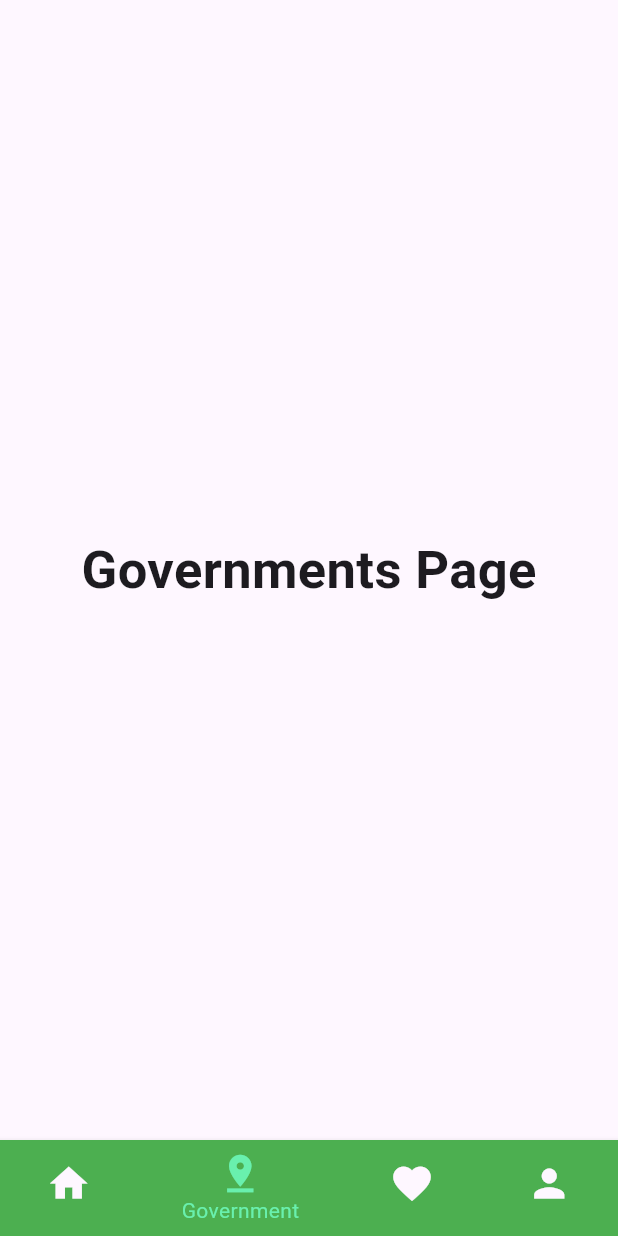
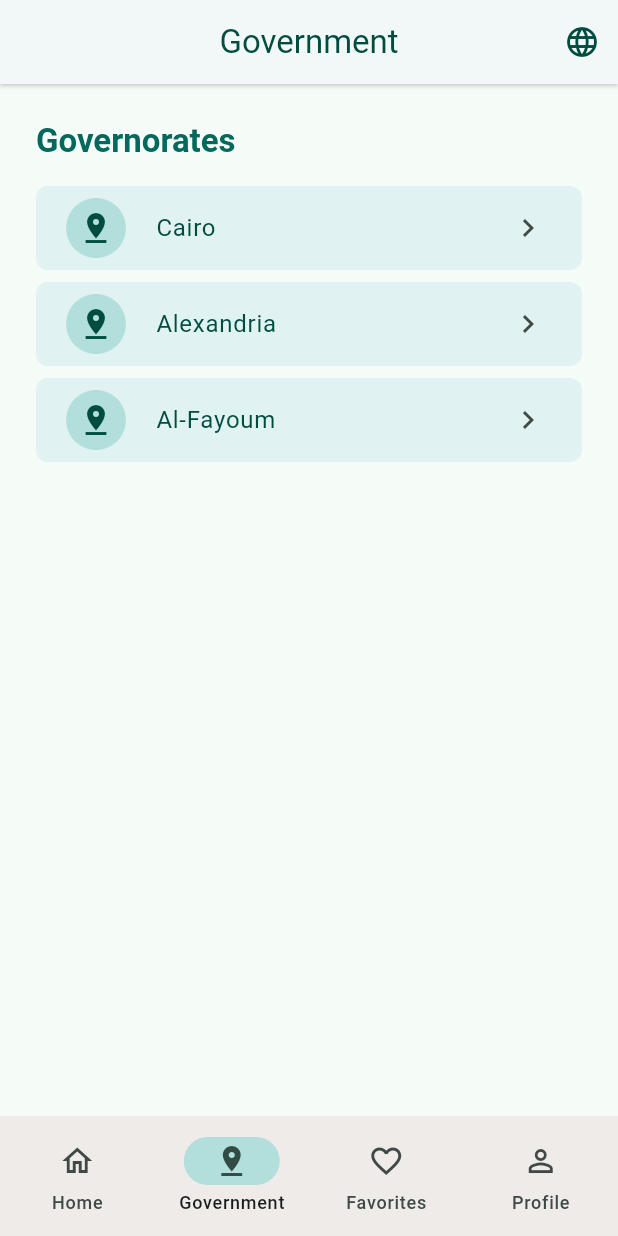
Before and after one commit to Sprints-Flutter-Bootcamp-Projects/Tourist-Guide-App-for-Egypt, a Flutter app: the screen it shows after launch, item 2 of the bottom bar chosen, on a phone screen of 412 x 824 dp. Run offline on Flutter 3.47's test engine with Material 3 defaults, Android fonts, the phone set to English and light mode, and no system bars; our stand-ins replace easy_localization.

Commit message:
government  pages and landmark with data, themes, bottom navbar

```diff
--- a/assets/translations/en.json
+++ b/assets/translations/en.json
@@ -7,5 +7,29 @@
     "full_name": "Full Name",
     "home_page": "Home Page",
     "suggested_places": "Suggested Places",
-    "popular_places": "Popular Places"
+    "popular_places": "Popular Places",
+    "government": "Government",
+    "governorates": "Governorates",
+    "landmarks": "Landmarks",
+    "cairo": "Cairo",
+    "alexandria": "Alexandria",
+    "al_fayoum": "Al-Fayoum",
+    "cairo_tower": "Cairo Tower",
+    "cairo_tower_description": "A free-standing concrete tower in Cairo, Egypt.",
+    "cairo_tower_location": "Tahrir Square, Cairo, Egypt",
+    "egyptian_museum": "The Egyptian Museum",
+    "egyptian_museum_description": "One of the largest and most famous museums in the world.",
+    "egyptian_museum_location": "Tahrir Square, Cairo, Egypt",
+    "bibliotheca_alexandrina": "Bibliotheca Alexandrina",
+    "bibliotheca_alexandrina_description": "A major library and cultural center located on the shore of the Mediterranean Sea.",
+    "bibliotheca_alexandrina_location": "El Shatby, Alexandria, Egypt",
+    "qaitbey_fortress": "The Qaitbey Fortress",
+    "qaitbey_fortress_description": "A 15th-century defensive fortress located on the Mediterranean sea coast.",
+    "qaitbey_fortress_location": "Alexandria, Egypt",
+    "wadi_el_rayan": "Wadi El Rayan",
+    "wadi_el_rayan_description": "A unique nature protectorate in the Western Desert of Egypt.",
+    "wadi_el_rayan_location": "Faiyum Governorate, Egypt",
+    "lake_qaron": "Lake Qaron",
+    "lake_qaron_description": "One of the largest natural lakes in Egypt.",
+    "lake_qaron_location": "Faiyum Governorate, Egypt"
 }
--- /dev/null
+++ b/lib/data/gov_data.dart
@@ -0,0 +1,57 @@
+import 'package:easy_localization/easy_localization.dart';
+
+List<Map<String, dynamic>> govData = [
+  {
+    "governorate": tr('cairo'),
+    "landmarks": [
+      {
+        "name": tr('cairo_tower'),
+        "description": tr('cairo_tower_description'),
+        "image": "https://www.egypttoursportal.com/images/2021/04/Cairo-Tower-Egypt-Tours-Portal-1.jpg",
+        "location": tr('cairo_tower_location'),
+      },
+      {
+        "name": tr('egyptian_museum'),
+        "description":
+            tr('egyptian_museum_description'),
+        "image": "https://egyptianstreets.com/wp-content/uploads/2021/04/museum2.jpg",
+        "location": tr('egyptian_museum_location'),
+      }
+    ]
+  },
+  {
+    "governorate": tr('alexandria'),
+    "landmarks": [
+      {
+        "name": tr('bibliotheca_alexandrina'),
+        "description":
+            tr('bibliotheca_alexandrina_description'),
+        "image": "https://www.cascadianabroad.com/wp-content/uploads/2016/11/featured-image.jpg",
+        "location": tr('bibliotheca_alexandrina_location'),
+      },
+      {
+        "name": tr('qaitbey_fortress'),
+        "description":tr('qaitbey_fortress_description'),
+        "image": "https://www.luxorandaswan.com/images/16586178660Citadel-Of-Qaitbay.jpg",
+        "location": tr('qaitbey_fortress_location'),
+      }
+    ]
+  },
+  {
+    "governorate": tr('al_fayoum'),
+    "landmarks": [
+      {
+        "name": tr('wadi_el_rayan'),
+        "description":tr('wadi_el_rayan_description'),
+        "image":"https://holidaytours.one/wp-content/uploads/2020/09/fayoum.jpg",
+        "location": tr('wadi_el_rayan_location'),
+      },
+      {
+        "name": tr('lake_qaron'),
+        "description": tr('lake_qaron_description'),
+        "image": "https://medomed.org/wp-content/uploads/2017/06/Fayoum-egypt.jpg",
+        "location": tr('lake_qaron_location'),
+      }
+    ]
+  }
+];
--- a/lib/my_app.dart
+++ b/lib/my_app.dart
@@ -13,7 +13,7 @@ class MyApp extends StatelessWidget {
       debugShowCheckedModeBanner: false,
       title: 'Egypt Tourist Guide',
       theme: ThemeData(
-        colorScheme: ColorScheme.fromSeed(seedColor: Colors.deepPurple),
+        colorScheme: ColorScheme.fromSeed(seedColor: Colors.teal.shade900),
         useMaterial3: true,
       ),
       localizationsDelegates: context.localizationDelegates,
--- a/lib/nav_bar.dart
+++ b/lib/nav_bar.dart
@@ -1,4 +1,5 @@
 import 'package:flutter/material.dart';
+import 'package:tourist_guide/views/government/government_page.dart';
 import 'package:tourist_guide/views/home/home_page.dart';
 
 class MyNavigationBar extends StatefulWidget {
@@ -10,10 +11,10 @@ class MyNavigationBar extends StatefulWidget {
 
 class _MyNavigationBarState extends State<MyNavigationBar> {
   int _selectedIndex = 0;
+  final PageController pageController = PageController();
   static const List<Widget> _widgetOptions = <Widget>[
     HomePage(title: "Home Page"),
-    Text('Governments Page',
-        style: TextStyle(fontSize: 35, fontWeight: FontWeight.bold)),
+    GovernmentPage(),
     Text('Favorites Page',
         style: TextStyle(fontSize: 35, fontWeight: FontWeight.bold)),
     Text('Profile Page',
@@ -24,39 +25,50 @@ class _MyNavigationBarState extends State<MyNavigationBar> {
     setState(() {
       _selectedIndex = index;
     });
+    pageController.jumpToPage(index);
   }
 
   @override
   Widget build(BuildContext context) {
     return Scaffold(
-      body: Center(
-        child: _widgetOptions.elementAt(_selectedIndex),
-      ),
-      bottomNavigationBar: BottomNavigationBar(
-          items: const <BottomNavigationBarItem>[
-            BottomNavigationBarItem(
-              icon: Icon(Icons.home),
+      body: PageView(
+          children: _widgetOptions,
+          controller: pageController,
+          onPageChanged: (index) {
+            setState(() {
+              _selectedIndex = index;
+            });
+          }),
+      //bottom nav bar from material package
+      // https://api.flutter.dev/flutter/material/NavigationBar-class.html
+
+      bottomNavigationBar: NavigationBar(
+          backgroundColor: Colors.brown[50],
+          indicatorColor: Colors.teal[100],
+          selectedIndex: _selectedIndex,
+          onDestinationSelected: _onItemTapped,
+          destinations: const [
+            NavigationDestination(
+              icon: Icon(Icons.home_outlined),
+              selectedIcon: Icon(Icons.home),
               label: 'Home',
-              backgroundColor: Colors.green,
             ),
-            BottomNavigationBarItem(
-              icon: Icon(Icons.pin_drop),
+            NavigationDestination(
+              icon: Icon(Icons.pin_drop_outlined),
+              selectedIcon: Icon(Icons.pin_drop),
               label: 'Government',
             ),
-            BottomNavigationBarItem(
-              icon: Icon(Icons.favorite),
-              label: 'Fav',
+            NavigationDestination(
+              icon: Icon(Icons.favorite_outline),
+              selectedIcon: Icon(Icons.favorite),
+              label: 'Favorites',
             ),
-            BottomNavigationBarItem(
-              icon: Icon(Icons.person),
+            NavigationDestination(
+              icon: Icon(Icons.person_outline),
+              selectedIcon: Icon(Icons.person),
               label: 'Profile',
             ),
           ],
-          type: BottomNavigationBarType.shifting,
-          currentIndex: _selectedIndex,
-          selectedItemColor: Colors.greenAccent,
-          iconSize: 30,
-          onTap: _onItemTapped,
           elevation: 3),
     );
   }
--- /dev/null
+++ b/lib/views/government/government_page.dart
@@ -0,0 +1,85 @@
+import 'package:easy_localization/easy_localization.dart';
+import 'package:flutter/material.dart';
+import 'package:tourist_guide/data/gov_data.dart';
+import '../../widgets/app_bar.dart';
+import '../../widgets/governorate_list_tile.dart';
+import 'landmark_page.dart';
+
+class GovernmentPage extends StatelessWidget {
+  const GovernmentPage({super.key});
+
+  @override
+  Widget build(BuildContext context) {
+    // nested routing to navigate to the LandmarkPage and keep the GovernmentPage in the stack
+    // and also to keep the bottom nav bar visible in the LandmarkPage
+
+    return Navigator(
+      onGenerateRoute: (RouteSettings settings) {
+        WidgetBuilder builder;
+        switch (settings.name) {
+          case '/':
+            builder = (BuildContext _) => const GovernmentListPage();
+            break;
+          case '/landmark':
+            final args = settings.arguments as Map<String, dynamic>;
+            builder = (BuildContext _) => LandmarkPage(
+                  governorateName: args['governorateName'],
+                  landmarks: args['landmarks'],
+                );
+            break;
+          default:
+            throw Exception('Invalid route: ${settings.name}');
+        }
+        return MaterialPageRoute(builder: builder, settings: settings);
+      },
+    );
+  }
+}
+
+class GovernmentListPage extends StatelessWidget {
+  const GovernmentListPage({super.key});
+
+  @override
+  Widget build(BuildContext context) {
+    return Scaffold(
+      appBar: PagesAppBar(context, tr('government')),
+      body: Padding(
+        padding: const EdgeInsets.symmetric(horizontal: 24.0),
+        child: Column(
+          mainAxisAlignment: MainAxisAlignment.start,
+          crossAxisAlignment: CrossAxisAlignment.start,
+          children: [
+            const SizedBox(height: 24),
+            Text(
+              tr('governorates'),
+              style: Theme.of(context).textTheme.titleLarge!.copyWith(
+                    color: Colors.teal[800],
+                    fontWeight: FontWeight.bold,
+                  ),
+            ),
+            const SizedBox(height: 16),
+            Expanded(
+              child: ListView.separated(
+                separatorBuilder: (BuildContext context, int index) {
+                  return const SizedBox(height: 8);
+                },
+                itemCount: govData.length,
+                itemBuilder: (BuildContext context, int index) {
+                  return GovernorateListTile(
+                    goverorateName: govData[index]['governorate'],
+                    onTap: () {
+                      Navigator.pushNamed(context, '/landmark', arguments: {
+                        'governorateName': govData[index]['governorate'],
+                        'landmarks': govData[index]['landmarks'],
+                      });
+                    },
+                  );
+                },
+              ),
+            ),
+          ],
+        ),
+      ),
+    );
+  }
+}
--- a/lib/views/home/home_page.dart
+++ b/lib/views/home/home_page.dart
@@ -34,8 +34,8 @@ class _HomePageState extends State<HomePage> {
                 child: GridView.builder(
                   gridDelegate: const SliverGridDelegateWithFixedCrossAxisCount(
                     crossAxisCount: 2,
-                    crossAxisSpacing: 10,
-                    mainAxisSpacing: 10,
+                    crossAxisSpacing: 4,
+                    mainAxisSpacing: 4,
                   ),
                   itemCount: 4,
                   itemBuilder: (context, index) {
--- a/lib/widgets/app_bar.dart
+++ b/lib/widgets/app_bar.dart
@@ -3,14 +3,18 @@ import 'package:tourist_guide/widgets/lang_dialog.dart';
 
 PreferredSizeWidget? PagesAppBar(BuildContext context, String AppBarTitle) {
   return AppBar(
+    iconTheme:IconThemeData(color: Colors.teal[900]) ,
+    backgroundColor: Colors.white,
+    shadowColor: Colors.grey[100],
+    elevation: 1,
     centerTitle: true,
     title: Text(
       AppBarTitle,
-      style: TextStyle(color: Colors.green),
+      style: TextStyle(color: Colors.teal[900]),
     ),
     actions: <Widget>[
       IconButton(
-        icon: Icon(Icons.language, color: Colors.green),
+        icon: Icon(Icons.language),
         onPressed: () => langDialog(context),
       ),
     ],
--- /dev/null
+++ b/lib/widgets/governorate_list_tile.dart
@@ -0,0 +1,27 @@
+import 'package:flutter/material.dart';
+
+class GovernorateListTile extends StatelessWidget {
+  final String? goverorateName;
+  final void Function()? onTap;
+
+  const GovernorateListTile({
+    super.key,
+    this.goverorateName,
+    this.onTap,
+  });
+
+  @override
+  Widget build(BuildContext context) {
+    return ListTile(
+        shape: RoundedRectangleBorder(borderRadius: BorderRadius.circular(8)),
+        tileColor: Colors.teal[50],
+        leading: IconButton.filledTonal(
+          style: ButtonStyle(backgroundColor: WidgetStateProperty.all(Colors.teal[100])),
+            color: Colors.teal[900],
+            onPressed: (){}, icon: Icon(Icons.pin_drop)),
+        title: Text(goverorateName!, style: TextStyle(color: Colors.teal[900])),
+        trailing: Icon(Icons.chevron_right),
+        onTap: onTap
+    );
+  }
+}
```
Also changed, not shown: assets/translations/ar.json (+26 -2 lines), lib/views/government/landmark_page.dart (added, +69 -0 lines).
